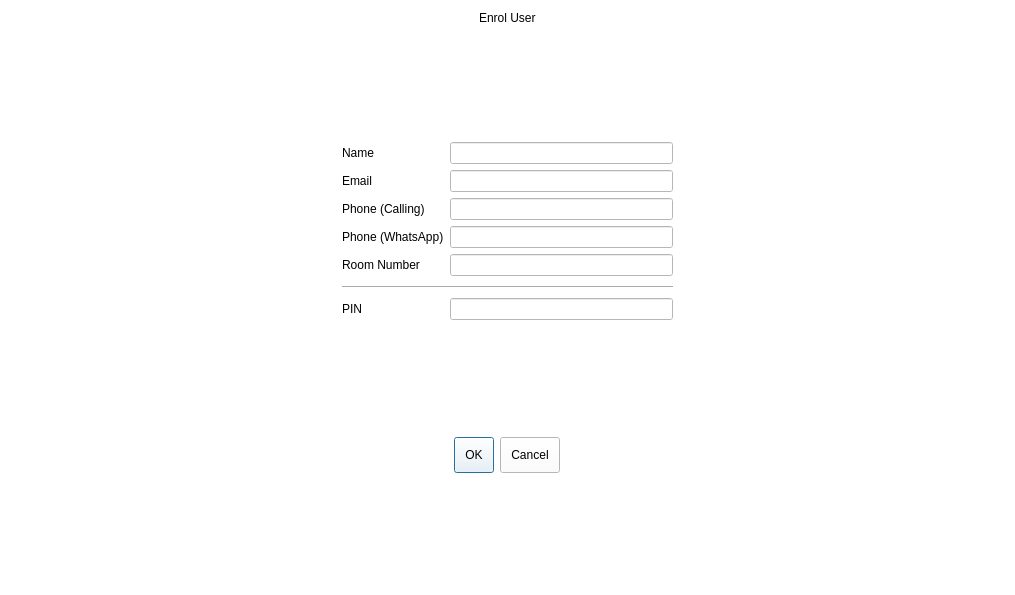
Qt form enrol.ui (arc-bphc/sims-gui) before a commit.
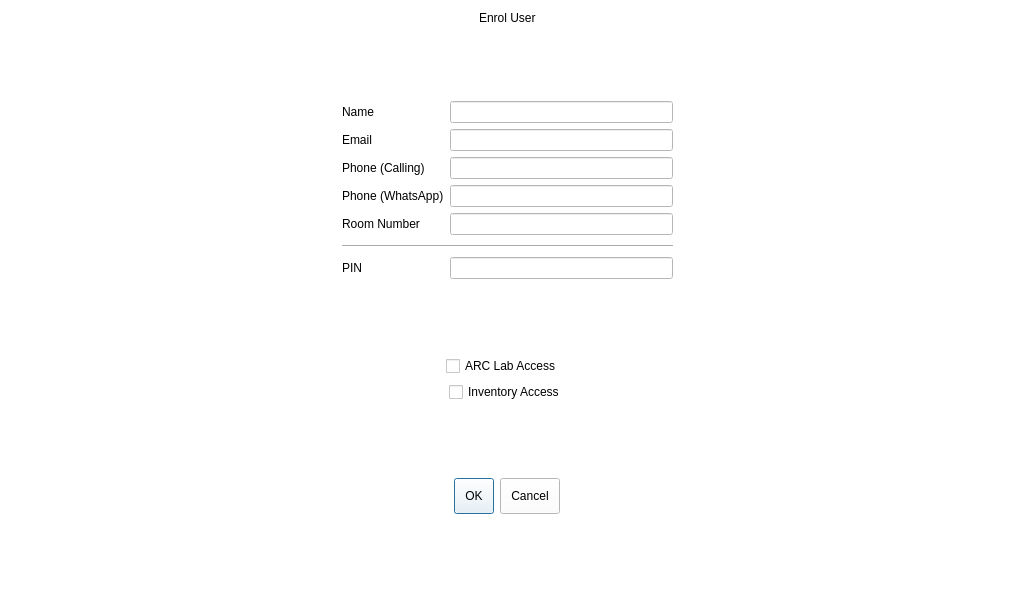
The same form after that commit.

Patch:
```diff
--- a/enrol.ui
+++ b/enrol.ui
@@ -51,6 +51,13 @@
       </widget>
      </item>
      <item row="4" column="0" alignment="Qt::AlignHCenter">
+      <widget class="QCheckBox" name="labAccess">
+       <property name="text">
+        <string>ARC Lab Access  </string>
+       </property>
+      </widget>
+     </item>
+     <item row="7" column="0" alignment="Qt::AlignHCenter">
       <widget class="QDialogButtonBox" name="buttonBox">
        <property name="standardButtons">
         <set>QDialogButtonBox::Cancel|QDialogButtonBox::Ok</set>
@@ -161,7 +168,7 @@
        </property>
       </spacer>
      </item>
-     <item row="3" column="0">
+     <item row="6" column="0">
       <spacer name="verticalSpacer_3">
        <property name="orientation">
         <enum>Qt::Vertical</enum>
@@ -174,7 +181,7 @@
        </property>
       </spacer>
      </item>
-     <item row="5" column="0">
+     <item row="8" column="0">
       <spacer name="verticalSpacer_4">
        <property name="orientation">
         <enum>Qt::Vertical</enum>
@@ -187,6 +194,26 @@
        </property>
       </spacer>
      </item>
+     <item row="5" column="0" alignment="Qt::AlignHCenter">
+      <widget class="QCheckBox" name="InventoryAccess">
+       <property name="text">
+        <string>Inventory Access</string>
+       </property>
+      </widget>
+     </item>
+     <item row="3" column="0">
+      <spacer name="verticalSpacer">
+       <property name="orientation">
+        <enum>Qt::Vertical</enum>
+       </property>
+       <property name="sizeHint" stdset="0">
+        <size>
+         <width>20</width>
+         <height>40</height>
+        </size>
+       </property>
+      </spacer>
+     </item>
     </layout>
    </item>
    <item row="0" column="2">
```
